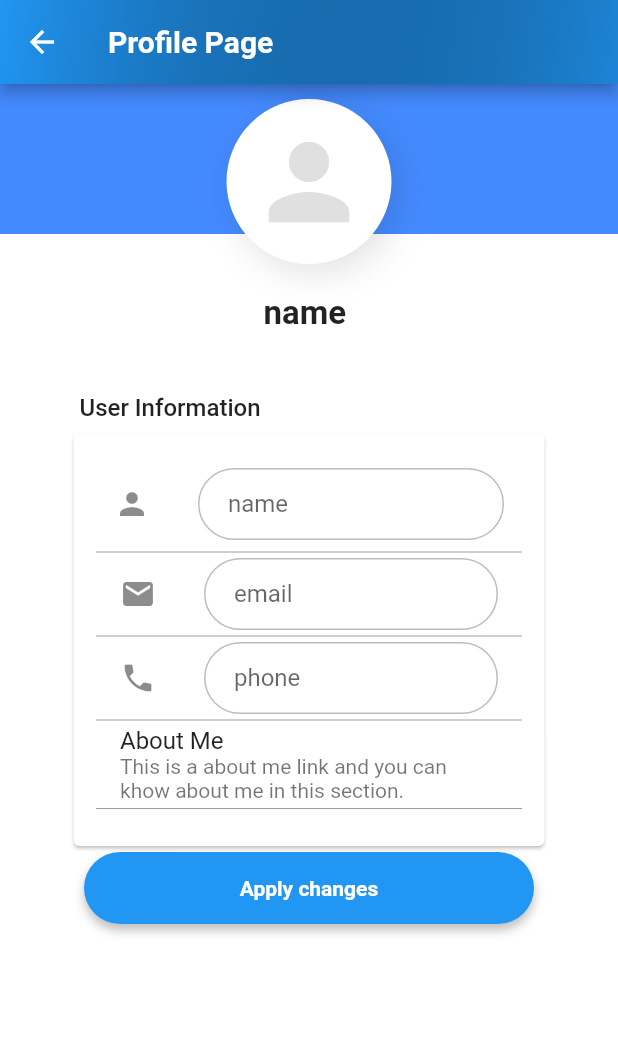
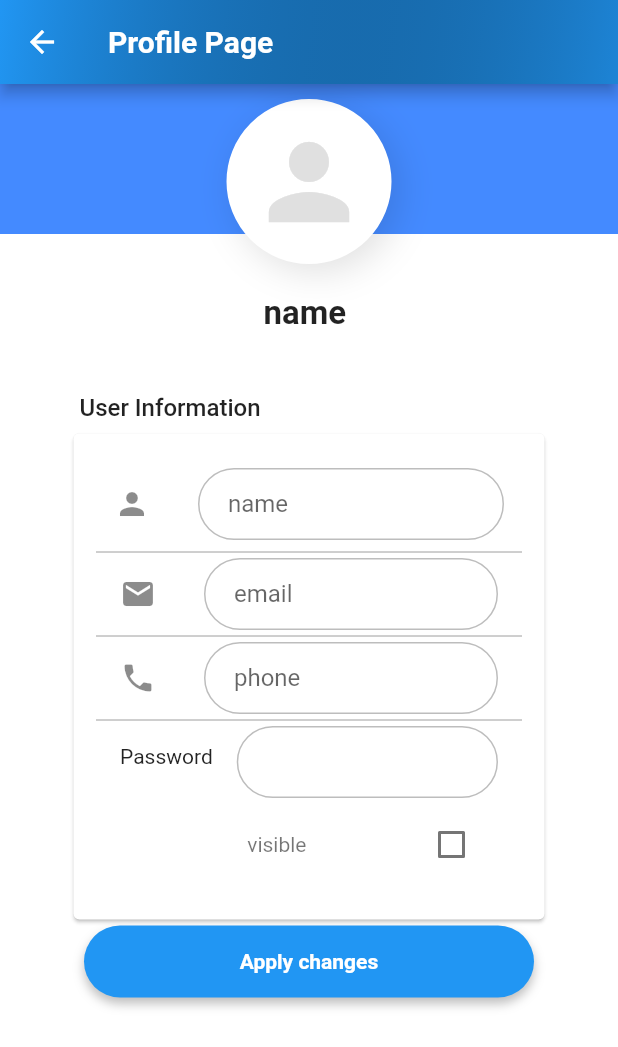
Before and after one commit to qasim12343/Online_shop, a Flutter app: the ProfilePage screen opened by its route, on a phone screen of 412 x 824 dp. Shown: the top 1047 px of the screen. Run offline on Flutter 3.47's test engine with Material 2 defaults, Android fonts, the phone set to English and light mode, and no system bars; our stand-ins replace flutter_rating_bar, flutter_spinkit, flutter_svg, font_awesome_flutter, hexcolor.

Commit message:
Implemented password field in profile page

```diff
--- a/lib/pages/loginPage/sign_up.dart
+++ b/lib/pages/loginPage/sign_up.dart
@@ -98,8 +98,7 @@ class _SignUp extends State<SignUp>{
                           ),
                         ),
                         SizedBox(height: 20.0),
-                        Container(
-                          child: TextFormField(
+                        TextFormField(
                           controller: email,
                           decoration: Them().textInputDecoration("E-mail address", "Enter your email"),
                           keyboardType: TextInputType.emailAddress,
@@ -109,7 +108,6 @@ class _SignUp extends State<SignUp>{
                             }
                             return null;
                           },
-                          ),
                         ),
                         SizedBox(height: 20.0),
                         Container(
--- a/lib/pages/profile.dart
+++ b/lib/pages/profile.dart
@@ -138,11 +138,39 @@ class _ProfilePageState extends State<ProfilePage>{
                                           ),
                                         ),
                                         ListTile(
-                                          title: Text("About Me"),
-                                          subtitle: Text(
-                                              "This is a about me link and you can khow about me in this section."),
+                                          leading: Text("Password"),
+                                          subtitle: Builder(
+                                            builder: (context) {
+                                              return Container(
+                                                child: Column(
+                                                  children: [
+                                                    TextFormField(
+                                                      controller: password,
+                                                      obscureText: !visible,
+                                                      decoration: Them().textInputDecoration(Data.currentUser.password,"Enter your password"),
+                                                      ),
+                                                    Container(
+                                                      width: 200,
+                                                      padding: EdgeInsets.all(7),
+                                                      child: Row(
+                                                        mainAxisAlignment: MainAxisAlignment.spaceBetween,
+                                                        children: [
+                                                        Text("visible"),
+                                                        Checkbox(
+                                                            value: visible,
+                                                            onChanged: (bool?value){
+                                                              setState(() {
+                                                                visible = value??false;
+                                                              });
+                                                            })
+                                                      ],),
+                                                    )
+                                                  ],
+                                                ),
+                                              );
+                                            }
+                                          ),
                                         ),
-                                        SizedBox(height: 10,)
                                       ],
                                     ),
                                   ],
```
Lines whose indentation alone changed are shown as unchanged.
